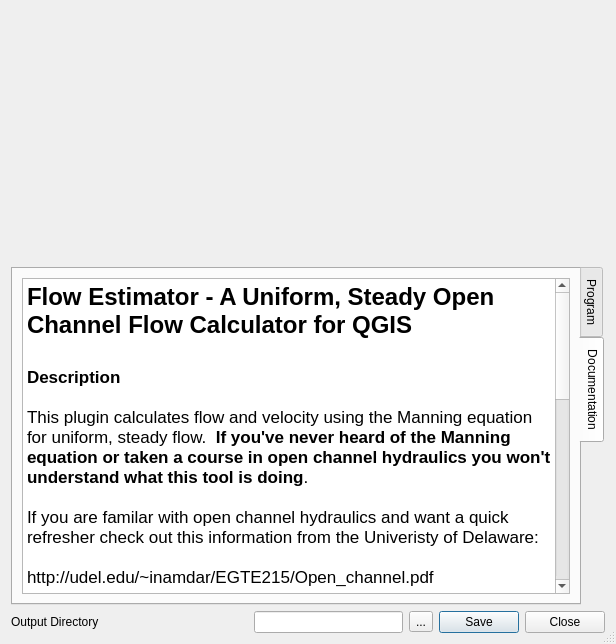
AlisterH/QGISflowEstimator, file flow_estimator_dialog_base.ui: the form before one commit.
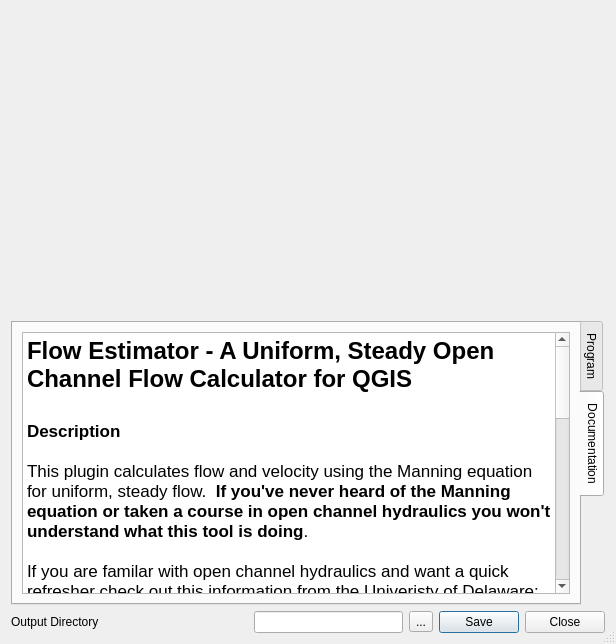
The form after the commit. The open tabs and pages were chosen to show the change.

Commit message:
Automatic changes by QtDesigner or something?
Committing so the next diff is simpler.

Patch:
```diff
--- a/flow_estimator_dialog_base.ui
+++ b/flow_estimator_dialog_base.ui
@@ -25,7 +25,7 @@
      <property name="minimumSize">
       <size>
        <width>0</width>
-       <height>250</height>
+       <height>304</height>
       </size>
      </property>
      <layout class="QHBoxLayout" name="horizontalLayout_4">
@@ -472,33 +472,33 @@
           <string>&lt;!DOCTYPE HTML PUBLIC &quot;-//W3C//DTD HTML 4.0//EN&quot; &quot;http://www.w3.org/TR/REC-html40/strict.dtd&quot;&gt;
 &lt;html&gt;&lt;head&gt;&lt;meta name=&quot;qrichtext&quot; content=&quot;1&quot; /&gt;&lt;style type=&quot;text/css&quot;&gt;
 p, li { white-space: pre-wrap; }
-&lt;/style&gt;&lt;/head&gt;&lt;body style=&quot; font-family:'.SF NS Text'; font-size:13pt; font-weight:400; font-style:normal;&quot;&gt;
+&lt;/style&gt;&lt;/head&gt;&lt;body style=&quot; font-family:'MS Shell Dlg 2'; font-size:8.25pt; font-weight:400; font-style:normal;&quot;&gt;
 &lt;p style=&quot; margin-top:0px; margin-bottom:0px; margin-left:0px; margin-right:0px; -qt-block-indent:0; text-indent:0px;&quot;&gt;&lt;span style=&quot; font-family:'.Helvetica Neue DeskInterface'; font-size:18pt; font-weight:600;&quot;&gt;Flow Estimator - A Uniform, Steady Open Channel Flow Calculator for QGIS&lt;/span&gt;&lt;/p&gt;
 &lt;p style=&quot;-qt-paragraph-type:empty; margin-top:0px; margin-bottom:0px; margin-left:0px; margin-right:0px; -qt-block-indent:0; text-indent:0px; font-family:'.Helvetica Neue DeskInterface'; font-size:18pt; font-weight:600;&quot;&gt;&lt;br /&gt;&lt;/p&gt;
-&lt;p style=&quot; margin-top:0px; margin-bottom:0px; margin-left:0px; margin-right:0px; -qt-block-indent:0; text-indent:0px;&quot;&gt;&lt;span style=&quot; font-family:'.Helvetica Neue DeskInterface'; font-weight:600;&quot;&gt;Description&lt;/span&gt;&lt;/p&gt;
-&lt;p style=&quot;-qt-paragraph-type:empty; margin-top:0px; margin-bottom:0px; margin-left:0px; margin-right:0px; -qt-block-indent:0; text-indent:0px; font-family:'.Helvetica Neue DeskInterface'; font-weight:600;&quot;&gt;&lt;br /&gt;&lt;/p&gt;
-&lt;p style=&quot; margin-top:0px; margin-bottom:0px; margin-left:0px; margin-right:0px; -qt-block-indent:0; text-indent:0px;&quot;&gt;&lt;span style=&quot; font-family:'.Helvetica Neue DeskInterface';&quot;&gt;This plugin calculates flow and velocity using the Manning equation for uniform, steady flow.  &lt;/span&gt;&lt;span style=&quot; font-family:'.Helvetica Neue DeskInterface'; font-weight:600;&quot;&gt;If you've never heard of the Manning equation or taken a course in open channel hydraulics you won't understand what this tool is doing&lt;/span&gt;&lt;span style=&quot; font-family:'.Helvetica Neue DeskInterface';&quot;&gt;.&lt;/span&gt;&lt;/p&gt;
-&lt;p style=&quot;-qt-paragraph-type:empty; margin-top:0px; margin-bottom:0px; margin-left:0px; margin-right:0px; -qt-block-indent:0; text-indent:0px; font-family:'.Helvetica Neue DeskInterface';&quot;&gt;&lt;br /&gt;&lt;/p&gt;
-&lt;p style=&quot; margin-top:0px; margin-bottom:0px; margin-left:0px; margin-right:0px; -qt-block-indent:0; text-indent:0px;&quot;&gt;&lt;span style=&quot; font-family:'.Helvetica Neue DeskInterface';&quot;&gt;If you are familar with open channel hydraulics and want a quick refresher check out this information from the Univeristy of Delaware:&lt;/span&gt;&lt;/p&gt;
-&lt;p style=&quot;-qt-paragraph-type:empty; margin-top:0px; margin-bottom:0px; margin-left:0px; margin-right:0px; -qt-block-indent:0; text-indent:0px; font-family:'.Helvetica Neue DeskInterface';&quot;&gt;&lt;br /&gt;&lt;/p&gt;
-&lt;p style=&quot; margin-top:0px; margin-bottom:0px; margin-left:0px; margin-right:0px; -qt-block-indent:0; text-indent:0px;&quot;&gt;&lt;span style=&quot; font-family:'.Helvetica Neue DeskInterface';&quot;&gt;http://udel.edu/~inamdar/EGTE215/Open_channel.pdf&lt;/span&gt;&lt;/p&gt;
-&lt;p style=&quot;-qt-paragraph-type:empty; margin-top:0px; margin-bottom:0px; margin-left:0px; margin-right:0px; -qt-block-indent:0; text-indent:0px; font-family:'.Helvetica Neue DeskInterface';&quot;&gt;&lt;br /&gt;&lt;/p&gt;
-&lt;p style=&quot; margin-top:0px; margin-bottom:0px; margin-left:0px; margin-right:0px; -qt-block-indent:0; text-indent:0px;&quot;&gt;&lt;span style=&quot; font-family:'.Helvetica Neue DeskInterface';&quot;&gt;A great reference for Mannings n values can be found from the USGS here:&lt;/span&gt;&lt;/p&gt;
-&lt;p style=&quot;-qt-paragraph-type:empty; margin-top:0px; margin-bottom:0px; margin-left:0px; margin-right:0px; -qt-block-indent:0; text-indent:0px; font-family:'.Helvetica Neue DeskInterface';&quot;&gt;&lt;br /&gt;&lt;/p&gt;
-&lt;p style=&quot; margin-top:0px; margin-bottom:0px; margin-left:0px; margin-right:0px; -qt-block-indent:0; text-indent:0px;&quot;&gt;&lt;span style=&quot; font-family:'.Helvetica Neue DeskInterface';&quot;&gt;http://pubs.usgs.gov/wsp/2339/report.pdf&lt;/span&gt;&lt;/p&gt;
-&lt;p style=&quot;-qt-paragraph-type:empty; margin-top:0px; margin-bottom:0px; margin-left:0px; margin-right:0px; -qt-block-indent:0; text-indent:0px; font-family:'.Helvetica Neue DeskInterface';&quot;&gt;&lt;br /&gt;&lt;/p&gt;
-&lt;p style=&quot; margin-top:0px; margin-bottom:0px; margin-left:0px; margin-right:0px; -qt-block-indent:0; text-indent:0px;&quot;&gt;&lt;span style=&quot; font-family:'.Helvetica Neue DeskInterface'; font-weight:600;&quot;&gt;User Defined Cross Section&lt;/span&gt;&lt;/p&gt;
-&lt;p style=&quot;-qt-paragraph-type:empty; margin-top:0px; margin-bottom:0px; margin-left:0px; margin-right:0px; -qt-block-indent:0; text-indent:0px; font-family:'.Helvetica Neue DeskInterface';&quot;&gt;&lt;br /&gt;&lt;/p&gt;
-&lt;p style=&quot; margin-top:0px; margin-bottom:0px; margin-left:0px; margin-right:0px; -qt-block-indent:0; text-indent:0px;&quot;&gt;&lt;span style=&quot; font-family:'.Helvetica Neue DeskInterface';&quot;&gt;The user defined cross section option allows the use of a tab or space delimited text file without a header.  The first column should contain the station values and the following column should contain elevation values.&lt;/span&gt;&lt;/p&gt;
-&lt;p style=&quot;-qt-paragraph-type:empty; margin-top:0px; margin-bottom:0px; margin-left:0px; margin-right:0px; -qt-block-indent:0; text-indent:0px; font-family:'.Helvetica Neue DeskInterface';&quot;&gt;&lt;br /&gt;&lt;/p&gt;
-&lt;p style=&quot; margin-top:0px; margin-bottom:0px; margin-left:0px; margin-right:0px; -qt-block-indent:0; text-indent:0px;&quot;&gt;&lt;span style=&quot; font-family:'.Helvetica Neue DeskInterface'; font-weight:600;&quot;&gt;Final Considerations&lt;/span&gt;&lt;/p&gt;
-&lt;p style=&quot;-qt-paragraph-type:empty; margin-top:0px; margin-bottom:0px; margin-left:0px; margin-right:0px; -qt-block-indent:0; text-indent:0px; font-family:'.Helvetica Neue DeskInterface';&quot;&gt;&lt;br /&gt;&lt;/p&gt;
-&lt;p style=&quot; margin-top:0px; margin-bottom:0px; margin-left:0px; margin-right:0px; -qt-block-indent:0; text-indent:0px;&quot;&gt;&lt;span style=&quot; font-family:'.Helvetica Neue DeskInterface';&quot;&gt;Make sure the steady, uniform flow assumption is valid!&lt;/span&gt;&lt;/p&gt;
-&lt;p style=&quot;-qt-paragraph-type:empty; margin-top:0px; margin-bottom:0px; margin-left:0px; margin-right:0px; -qt-block-indent:0; text-indent:0px; font-family:'.Helvetica Neue DeskInterface';&quot;&gt;&lt;br /&gt;&lt;/p&gt;
-&lt;p style=&quot; margin-top:0px; margin-bottom:0px; margin-left:0px; margin-right:0px; -qt-block-indent:0; text-indent:0px;&quot;&gt;&lt;span style=&quot; font-family:'.Helvetica Neue DeskInterface';&quot;&gt;When sampling a DEM cross-section be sure to make the cross-section perpendicular to flow at a location that is representative of the stream or drainage channel.&lt;/span&gt;&lt;/p&gt;
-&lt;p style=&quot;-qt-paragraph-type:empty; margin-top:0px; margin-bottom:0px; margin-left:0px; margin-right:0px; -qt-block-indent:0; text-indent:0px; font-family:'.Helvetica Neue DeskInterface';&quot;&gt;&lt;br /&gt;&lt;/p&gt;
-&lt;p style=&quot; margin-top:0px; margin-bottom:0px; margin-left:0px; margin-right:0px; -qt-block-indent:0; text-indent:0px;&quot;&gt;&lt;span style=&quot; font-family:'.Helvetica Neue DeskInterface';&quot;&gt;When sampling DEM cross-sections and slopes, make sure the DEM is in the same CRS as the project CRS (but you knew that already right!).&lt;/span&gt;&lt;/p&gt;
-&lt;p style=&quot;-qt-paragraph-type:empty; margin-top:0px; margin-bottom:0px; margin-left:0px; margin-right:0px; -qt-block-indent:0; text-indent:0px; font-family:'.Helvetica Neue DeskInterface';&quot;&gt;&lt;br /&gt;&lt;/p&gt;
+&lt;p style=&quot; margin-top:0px; margin-bottom:0px; margin-left:0px; margin-right:0px; -qt-block-indent:0; text-indent:0px;&quot;&gt;&lt;span style=&quot; font-family:'.Helvetica Neue DeskInterface'; font-size:13pt; font-weight:600;&quot;&gt;Description&lt;/span&gt;&lt;/p&gt;
+&lt;p style=&quot;-qt-paragraph-type:empty; margin-top:0px; margin-bottom:0px; margin-left:0px; margin-right:0px; -qt-block-indent:0; text-indent:0px; font-family:'.Helvetica Neue DeskInterface'; font-size:13pt; font-weight:600;&quot;&gt;&lt;br /&gt;&lt;/p&gt;
+&lt;p style=&quot; margin-top:0px; margin-bottom:0px; margin-left:0px; margin-right:0px; -qt-block-indent:0; text-indent:0px;&quot;&gt;&lt;span style=&quot; font-family:'.Helvetica Neue DeskInterface'; font-size:13pt;&quot;&gt;This plugin calculates flow and velocity using the Manning equation for uniform, steady flow.  &lt;/span&gt;&lt;span style=&quot; font-family:'.Helvetica Neue DeskInterface'; font-size:13pt; font-weight:600;&quot;&gt;If you've never heard of the Manning equation or taken a course in open channel hydraulics you won't understand what this tool is doing&lt;/span&gt;&lt;span style=&quot; font-family:'.Helvetica Neue DeskInterface'; font-size:13pt;&quot;&gt;.&lt;/span&gt;&lt;/p&gt;
+&lt;p style=&quot;-qt-paragraph-type:empty; margin-top:0px; margin-bottom:0px; margin-left:0px; margin-right:0px; -qt-block-indent:0; text-indent:0px; font-family:'.Helvetica Neue DeskInterface'; font-size:13pt;&quot;&gt;&lt;br /&gt;&lt;/p&gt;
+&lt;p style=&quot; margin-top:0px; margin-bottom:0px; margin-left:0px; margin-right:0px; -qt-block-indent:0; text-indent:0px;&quot;&gt;&lt;span style=&quot; font-family:'.Helvetica Neue DeskInterface'; font-size:13pt;&quot;&gt;If you are familar with open channel hydraulics and want a quick refresher check out this information from the Univeristy of Delaware:&lt;/span&gt;&lt;/p&gt;
+&lt;p style=&quot;-qt-paragraph-type:empty; margin-top:0px; margin-bottom:0px; margin-left:0px; margin-right:0px; -qt-block-indent:0; text-indent:0px; font-family:'.Helvetica Neue DeskInterface'; font-size:13pt;&quot;&gt;&lt;br /&gt;&lt;/p&gt;
+&lt;p style=&quot; margin-top:0px; margin-bottom:0px; margin-left:0px; margin-right:0px; -qt-block-indent:0; text-indent:0px;&quot;&gt;&lt;span style=&quot; font-family:'.Helvetica Neue DeskInterface'; font-size:13pt;&quot;&gt;http://udel.edu/~inamdar/EGTE215/Open_channel.pdf&lt;/span&gt;&lt;/p&gt;
+&lt;p style=&quot;-qt-paragraph-type:empty; margin-top:0px; margin-bottom:0px; margin-left:0px; margin-right:0px; -qt-block-indent:0; text-indent:0px; font-family:'.Helvetica Neue DeskInterface'; font-size:13pt;&quot;&gt;&lt;br /&gt;&lt;/p&gt;
+&lt;p style=&quot; margin-top:0px; margin-bottom:0px; margin-left:0px; margin-right:0px; -qt-block-indent:0; text-indent:0px;&quot;&gt;&lt;span style=&quot; font-family:'.Helvetica Neue DeskInterface'; font-size:13pt;&quot;&gt;A great reference for Mannings n values can be found from the USGS here:&lt;/span&gt;&lt;/p&gt;
+&lt;p style=&quot;-qt-paragraph-type:empty; margin-top:0px; margin-bottom:0px; margin-left:0px; margin-right:0px; -qt-block-indent:0; text-indent:0px; font-family:'.Helvetica Neue DeskInterface'; font-size:13pt;&quot;&gt;&lt;br /&gt;&lt;/p&gt;
+&lt;p style=&quot; margin-top:0px; margin-bottom:0px; margin-left:0px; margin-right:0px; -qt-block-indent:0; text-indent:0px;&quot;&gt;&lt;span style=&quot; font-family:'.Helvetica Neue DeskInterface'; font-size:13pt;&quot;&gt;http://pubs.usgs.gov/wsp/2339/report.pdf&lt;/span&gt;&lt;/p&gt;
+&lt;p style=&quot;-qt-paragraph-type:empty; margin-top:0px; margin-bottom:0px; margin-left:0px; margin-right:0px; -qt-block-indent:0; text-indent:0px; font-family:'.Helvetica Neue DeskInterface'; font-size:13pt;&quot;&gt;&lt;br /&gt;&lt;/p&gt;
+&lt;p style=&quot; margin-top:0px; margin-bottom:0px; margin-left:0px; margin-right:0px; -qt-block-indent:0; text-indent:0px;&quot;&gt;&lt;span style=&quot; font-family:'.Helvetica Neue DeskInterface'; font-size:13pt; font-weight:600;&quot;&gt;User Defined Cross Section&lt;/span&gt;&lt;/p&gt;
+&lt;p style=&quot;-qt-paragraph-type:empty; margin-top:0px; margin-bottom:0px; margin-left:0px; margin-right:0px; -qt-block-indent:0; text-indent:0px; font-family:'.Helvetica Neue DeskInterface'; font-size:13pt;&quot;&gt;&lt;br /&gt;&lt;/p&gt;
+&lt;p style=&quot; margin-top:0px; margin-bottom:0px; margin-left:0px; margin-right:0px; -qt-block-indent:0; text-indent:0px;&quot;&gt;&lt;span style=&quot; font-family:'.Helvetica Neue DeskInterface'; font-size:13pt;&quot;&gt;The user defined cross section option allows the use of a tab or space delimited text file without a header.  The first column should contain the station values and the following column should contain elevation values.&lt;/span&gt;&lt;/p&gt;
+&lt;p style=&quot;-qt-paragraph-type:empty; margin-top:0px; margin-bottom:0px; margin-left:0px; margin-right:0px; -qt-block-indent:0; text-indent:0px; font-family:'.Helvetica Neue DeskInterface'; font-size:13pt;&quot;&gt;&lt;br /&gt;&lt;/p&gt;
+&lt;p style=&quot; margin-top:0px; margin-bottom:0px; margin-left:0px; margin-right:0px; -qt-block-indent:0; text-indent:0px;&quot;&gt;&lt;span style=&quot; font-family:'.Helvetica Neue DeskInterface'; font-size:13pt; font-weight:600;&quot;&gt;Final Considerations&lt;/span&gt;&lt;/p&gt;
+&lt;p style=&quot;-qt-paragraph-type:empty; margin-top:0px; margin-bottom:0px; margin-left:0px; margin-right:0px; -qt-block-indent:0; text-indent:0px; font-family:'.Helvetica Neue DeskInterface'; font-size:13pt;&quot;&gt;&lt;br /&gt;&lt;/p&gt;
+&lt;p style=&quot; margin-top:0px; margin-bottom:0px; margin-left:0px; margin-right:0px; -qt-block-indent:0; text-indent:0px;&quot;&gt;&lt;span style=&quot; font-family:'.Helvetica Neue DeskInterface'; font-size:13pt;&quot;&gt;Make sure the steady, uniform flow assumption is valid!&lt;/span&gt;&lt;/p&gt;
+&lt;p style=&quot;-qt-paragraph-type:empty; margin-top:0px; margin-bottom:0px; margin-left:0px; margin-right:0px; -qt-block-indent:0; text-indent:0px; font-family:'.Helvetica Neue DeskInterface'; font-size:13pt;&quot;&gt;&lt;br /&gt;&lt;/p&gt;
+&lt;p style=&quot; margin-top:0px; margin-bottom:0px; margin-left:0px; margin-right:0px; -qt-block-indent:0; text-indent:0px;&quot;&gt;&lt;span style=&quot; font-family:'.Helvetica Neue DeskInterface'; font-size:13pt;&quot;&gt;When sampling a DEM cross-section be sure to make the cross-section perpendicular to flow at a location that is representative of the stream or drainage channel.&lt;/span&gt;&lt;/p&gt;
+&lt;p style=&quot;-qt-paragraph-type:empty; margin-top:0px; margin-bottom:0px; margin-left:0px; margin-right:0px; -qt-block-indent:0; text-indent:0px; font-family:'.Helvetica Neue DeskInterface'; font-size:13pt;&quot;&gt;&lt;br /&gt;&lt;/p&gt;
+&lt;p style=&quot; margin-top:0px; margin-bottom:0px; margin-left:0px; margin-right:0px; -qt-block-indent:0; text-indent:0px;&quot;&gt;&lt;span style=&quot; font-family:'.Helvetica Neue DeskInterface'; font-size:13pt;&quot;&gt;When sampling DEM cross-sections and slopes, make sure the DEM is in the same CRS as the project CRS (but you knew that already right!).&lt;/span&gt;&lt;/p&gt;
+&lt;p style=&quot;-qt-paragraph-type:empty; margin-top:0px; margin-bottom:0px; margin-left:0px; margin-right:0px; -qt-block-indent:0; text-indent:0px; font-family:'.Helvetica Neue DeskInterface'; font-size:13pt;&quot;&gt;&lt;br /&gt;&lt;/p&gt;
 &lt;p style=&quot;-qt-paragraph-type:empty; margin-top:0px; margin-bottom:0px; margin-left:0px; margin-right:0px; -qt-block-indent:0; text-indent:0px; font-family:'.Helvetica Neue DeskInterface'; font-size:18pt; font-weight:600;&quot;&gt;&lt;br /&gt;&lt;/p&gt;&lt;/body&gt;&lt;/html&gt;</string>
          </property>
         </widget>
```
Left out of the diff: 33 changed lines with no effect on the pictures.
